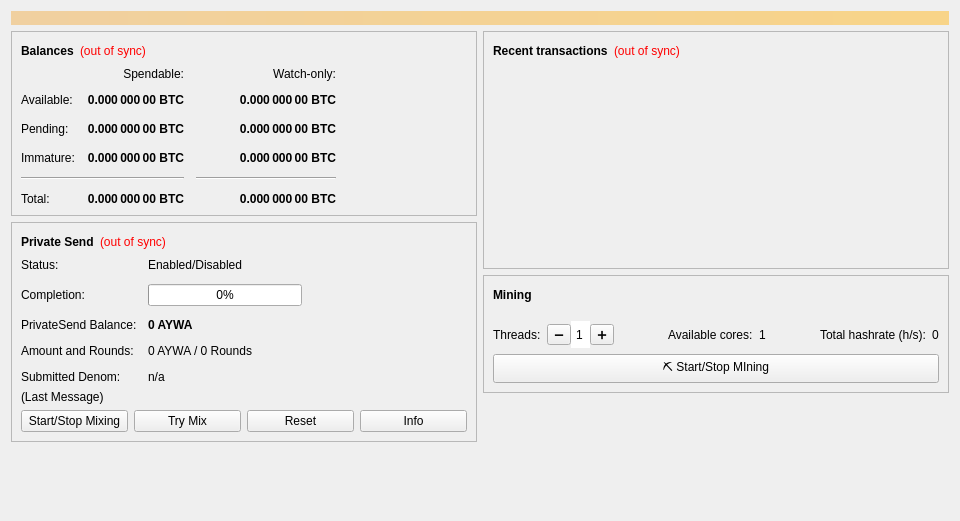
Before: the Qt Designer form src/qt/forms/overviewpage.ui in GetAywa/AywaCore, drawn with Qt 5.
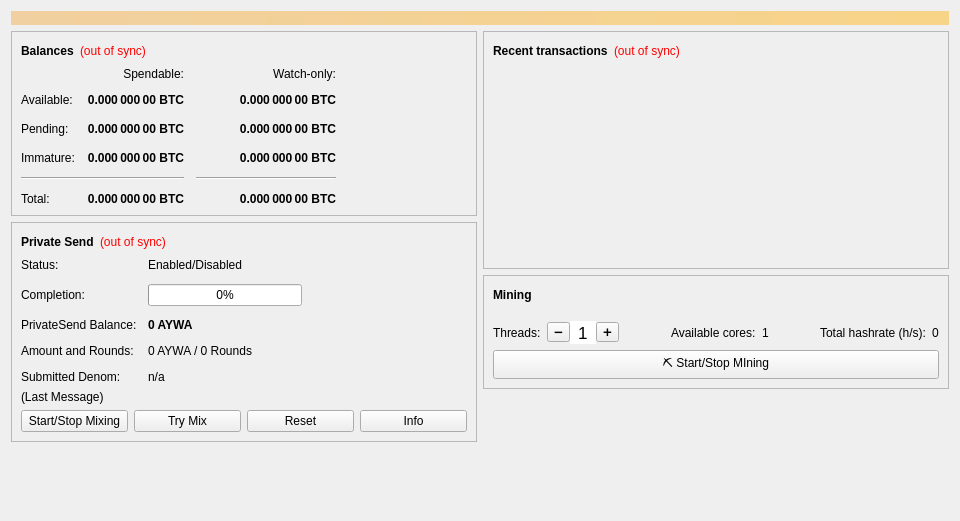
After: the same form once the commit is applied.

What changed in the file:
```diff
--- a/src/qt/forms/overviewpage.ui
+++ b/src/qt/forms/overviewpage.ui
@@ -805,6 +805,11 @@
                 </property>
                 <item>
                  <widget class="QToolButton" name="toolButton">
+                  <property name="font">
+                   <font>
+                    <pointsize>8</pointsize>
+                   </font>
+                  </property>
                   <property name="text">
                    <string>➖</string>
                   </property>
@@ -812,11 +817,10 @@
                 </item>
                 <item>
                  <widget class="QSpinBox" name="spinBoxMiningThreads">
-                  <property name="sizePolicy">
-                   <sizepolicy hsizetype="MinimumExpanding" vsizetype="MinimumExpanding">
-                    <horstretch>0</horstretch>
-                    <verstretch>0</verstretch>
-                   </sizepolicy>
+                  <property name="font">
+                   <font>
+                    <pointsize>13</pointsize>
+                   </font>
                   </property>
                   <property name="focusPolicy">
                    <enum>Qt::NoFocus</enum>
@@ -852,6 +856,11 @@
                 </item>
                 <item>
                  <widget class="QToolButton" name="toolButton_2">
+                  <property name="font">
+                   <font>
+                    <pointsize>8</pointsize>
+                   </font>
+                  </property>
                   <property name="text">
                    <string>➕</string>
                   </property>
```
